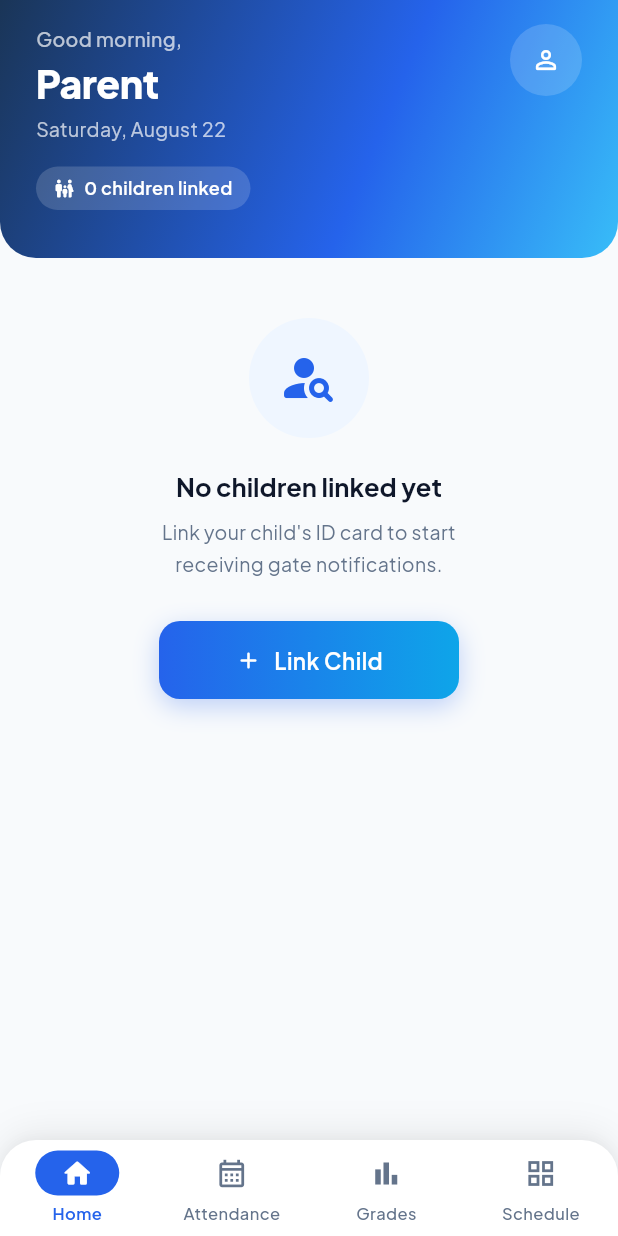
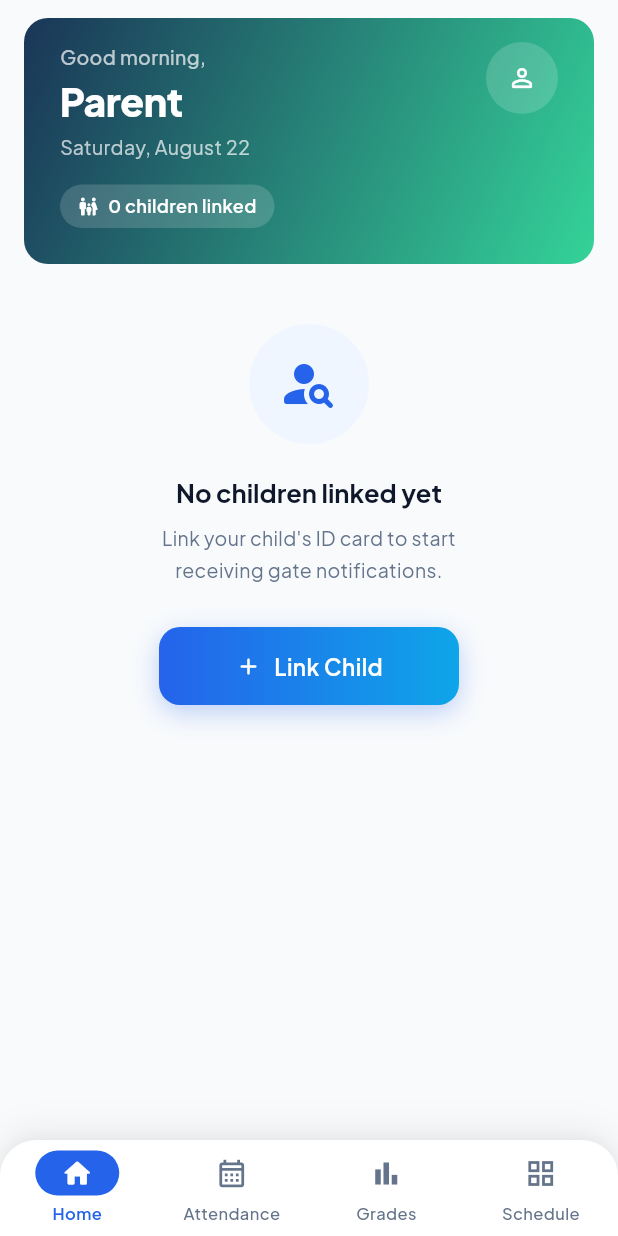
Before and after one commit to junloutordos/bugsaymis-mobile, a Flutter app: the HomeScreen screen opened by its route, on a phone screen of 412 x 824 dp. Run offline on Flutter 3.47's test engine with Material 3 defaults, Android fonts, the phone set to English and light mode, and no system bars; our stand-ins replace barcode_widget, dio, firebase_core, firebase_messaging, flutter_local_notifications, flutter_riverpod and 8 more; missing offline and left inert: mobile_scanner, screen_brightness; accounts and stored records are empty.

Commit message:
feat(design-system): restyle HeroHeader to a contained card with the hero gradient

```diff
--- a/lib/src/shared/widgets/hero_header.dart
+++ b/lib/src/shared/widgets/hero_header.dart
@@ -29,20 +29,19 @@ class HeroHeader extends StatelessWidget {
 
   @override
   Widget build(BuildContext context) {
-    return Container(
-      width: double.infinity,
-      decoration: const BoxDecoration(
-        gradient: AppGradients.authDecoration,
-        borderRadius: BorderRadius.only(
-          bottomLeft: Radius.circular(AppRadius.sheet),
-          bottomRight: Radius.circular(AppRadius.sheet),
+    return SafeArea(
+      bottom: false,
+      child: Container(
+        width: double.infinity,
+        margin: EdgeInsets.fromLTRB(
+            AppSpacing.lg, AppSpacing.md, AppSpacing.lg, 0),
+        decoration: BoxDecoration(
+          gradient: AppGradients.hero,
+          borderRadius: BorderRadius.circular(AppRadius.card),
         ),
-      ),
-      child: SafeArea(
-        bottom: false,
         child: Padding(
           padding: EdgeInsets.fromLTRB(
-              AppSpacing.xl, AppSpacing.lg, AppSpacing.xl, AppSpacing.xxl),
+              AppSpacing.xl, AppSpacing.lg, AppSpacing.xl, AppSpacing.xl),
           child: Column(
             crossAxisAlignment: CrossAxisAlignment.start,
             children: [
```
Also changed, not shown: 1 other file.
